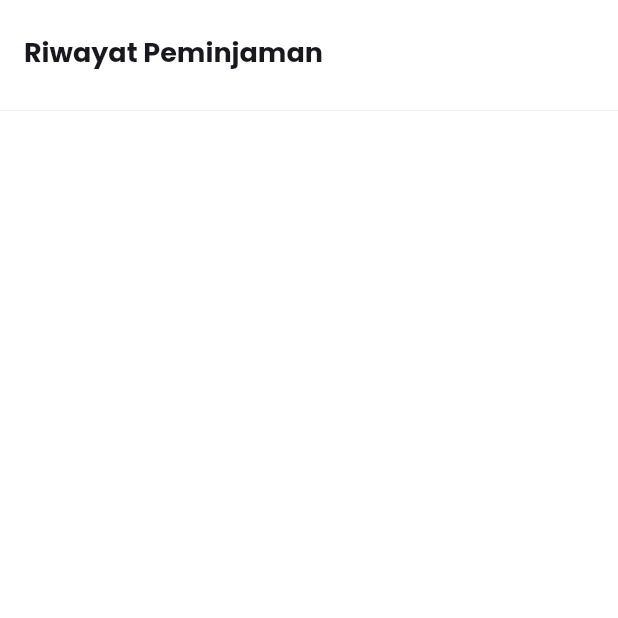
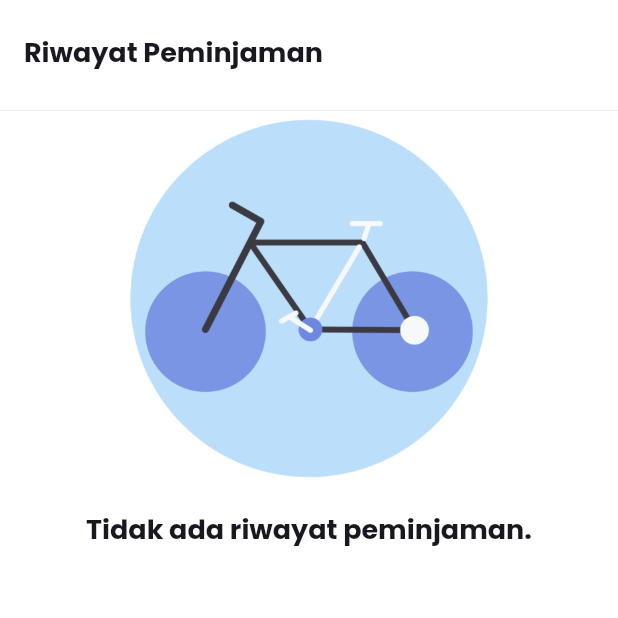
Before and after one commit to fionayovita/UniBike, a Flutter app: the HistoryPeminjamanPage screen opened by its route, on a phone screen of 412 x 824 dp, the top half of it. Run offline on Flutter 3.47's test engine with Material 2 defaults, Android fonts, the phone set to English and light mode, and no system bars; our stand-ins replace cloud_firestore, curved_navigation_bar, firebase_auth, firebase_core, firebase_storage, flutter_local_notifications and 4 more; missing offline and left inert: android_alarm_manager; accounts and stored records are empty; network calls fail.

Commit message:
menambahkan gambar default di halaman riwayat peminjaman

```diff
--- a/lib/ui/history_peminjaman_page.dart
+++ b/lib/ui/history_peminjaman_page.dart
@@ -30,25 +30,57 @@ class HistoryPeminjamanPage extends StatelessWidget {
       body: SafeArea(
         child: Center(
           child: Padding(
-              padding: const EdgeInsets.all(10.0), child: _listPinjam(context)),
+              padding: const EdgeInsets.all(0.0), child: _listPinjam(context)),
         ),
       ),
     );
   }
 
   Widget _listPinjam(BuildContext context) {
-    return StreamBuilder<QuerySnapshot<Map<String, dynamic>>>(
+    return Center(
+      child: StreamBuilder<QuerySnapshot<Map<String, dynamic>>>(
         stream: history
             .doc(firebase.currentUser?.uid)
             .collection('user_history')
             .snapshots(),
         builder: (context, snapshot) {
+          if (snapshot.hasError) {
+            return Center(
+              child: Column(
+                children: <Widget>[
+                  Image.asset(
+                    'assets/logoBulet.png',
+                    width: 250,
+                    height: 250,
+                  ),
+                  SizedBox(height: 15.0),
+                  Text(
+                      'Terjadi kesalahan, silahkan kembali ke halaman sebelumnya.',
+                      style: Theme.of(context).textTheme.headline5)
+                ],
+              ),
+            );
+          }
           if (!snapshot.hasData) {
             return Center(
-            child: CircularProgressIndicator(),
+              child: Column(
+                children: <Widget>[
+                  Image.asset(
+                    'assets/logoBulet.png',
+                    width: 250,
+                    height: 250,
+                  ),
+                  SizedBox(height: 15.0),
+                  Text('Tidak ada riwayat peminjaman',
+                      style: Theme.of(context).textTheme.headline5)
+                ],
+              ),
             );
           }
-        return ListView.builder(
+
+          return snapshot.hasData &&
+                  snapshot.connectionState == ConnectionState.done
+              ? ListView.builder(
                   itemCount: snapshot.data!.docs.length,
                   itemBuilder: (context, index) {
                     final data = snapshot.data!.docs[index];
@@ -62,8 +94,24 @@ class HistoryPeminjamanPage extends StatelessWidget {
                         fakultas: fakultas,
                         waktuPinjam: waktuPinjam,
                         waktuKembali: waktuKembali);
-            });
                   },
+                )
+              : Center(
+                  child: Column(
+                    children: <Widget>[
+                      Image.asset(
+                        'assets/logoBulet.png',
+                        width: 250,
+                        height: 250,
+                      ),
+                      SizedBox(height: 15.0),
+                      Text('Tidak ada riwayat peminjaman.',
+                          style: Theme.of(context).textTheme.headline5)
+                    ],
+                  ),
+                );
+        },
+      ),
     );
   }
 }
--- a/lib/ui/main_page.dart
+++ b/lib/ui/main_page.dart
@@ -62,10 +62,7 @@ class _MainPageState extends State<MainPage> {
           style: Theme.of(context).textTheme.headline2,
         ),
         SizedBox(height: 25.0),
-        DropDownMenu(onChanged: (value) {
-          widget.fakultas = value;
-          print('Fakultas yang dipilih: ${widget.fakultas}');
-        }),
+        DropDownMenu(),
         SizedBox(height: 15.0),
       ],
     );
--- a/lib/ui/profile_page.dart
+++ b/lib/ui/profile_page.dart
@@ -22,7 +22,6 @@ class _ProfilePageState extends State<ProfilePage> {
   final firestore = FirebaseFirestore.instance;
   CollectionReference users = FirebaseFirestore.instance.collection('users');
   FirebaseStorage storage = FirebaseStorage.instance;
-
 
   var _image;
   final ImagePicker _picker = ImagePicker();
--- a/lib/ui/status_pinjam_page.dart
+++ b/lib/ui/status_pinjam_page.dart
@@ -51,7 +51,7 @@ class _StatusPinjamPageState extends State<StatusPinjamPage> {
                 width: 250,
                 height: 250,
               ),
-              Text("Something went wrong",
+              Text("Terjadi kesalahan, silahkan kembali ke halaman sebelumnya.",
                   style: Theme.of(context).textTheme.headline5)
             ]));
           }
```
Also changed, not shown: lib/common/navigation.dart (added, +11 -0 lines), lib/ui/bike_detail_page.dart (+2 -17 lines), lib/utils/notifications_helper.dart (+3 -4 lines), lib/widgets/dropdown_menu.dart (+8 -22 lines). Lines whose indentation alone changed are shown as unchanged.
